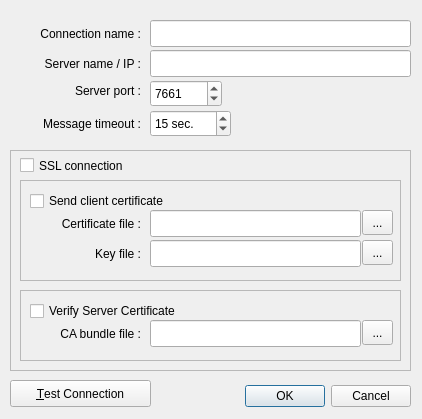
Qt form skeleton/serverDefinitionDialog.ui (Wolframe/qtClient) before a commit.
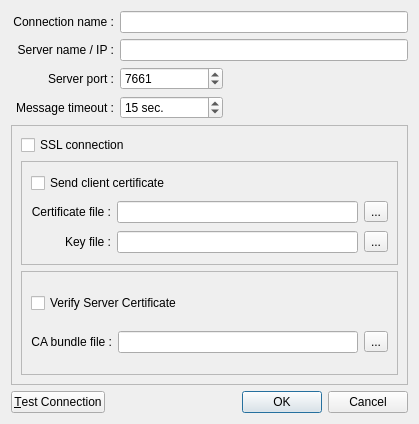
The same form after that commit. Icons and pictures are not drawn.

Commit message: use layouts also for server definition dialog

```diff
--- a/skeleton/serverDefinitionDialog.ui
+++ b/skeleton/serverDefinitionDialog.ui
@@ -9,8 +9,8 @@
    <rect>
     <x>0</x>
     <y>0</y>
-    <width>422</width>
-    <height>419</height>
+    <width>419</width>
+    <height>424</height>
    </rect>
   </property>
   <property name="windowTitle">
@@ -20,66 +20,37 @@
    <iconset>
     <normaloff>:/images/world.png</normaloff>:/images/world.png</iconset>
   </property>
-  <widget class="QDialogButtonBox" name="buttonBox">
-   <property name="geometry">
-    <rect>
-     <x>10</x>
-     <y>380</y>
-     <width>401</width>
-     <height>32</height>
-    </rect>
-   </property>
-   <property name="layoutDirection">
-    <enum>Qt::LeftToRight</enum>
-   </property>
-   <property name="orientation">
-    <enum>Qt::Horizontal</enum>
-   </property>
-   <property name="standardButtons">
-    <set>QDialogButtonBox::Cancel|QDialogButtonBox::Ok</set>
-   </property>
-  </widget>
+  <layout class="QGridLayout" name="gridLayout_5">
+   <item row="0" column="0">
+    <layout class="QGridLayout" name="gridLayout">
+     <item row="0" column="0">
   <widget class="QLabel" name="nameLbl">
-   <property name="geometry">
-    <rect>
-     <x>10</x>
-     <y>20</y>
-     <width>131</width>
-     <height>21</height>
-    </rect>
-   </property>
    <property name="text">
     <string>Connection name :</string>
    </property>
    <property name="alignment">
-    <set>Qt::AlignBottom|Qt::AlignRight|Qt::AlignTrailing</set>
-   </property>
-  </widget>
+        <set>Qt::AlignRight|Qt::AlignTrailing|Qt::AlignVCenter</set>
+       </property>
+      </widget>
+     </item>
+     <item row="0" column="1" colspan="2">
+      <widget class="QLineEdit" name="nameEdit"/>
+     </item>
+     <item row="1" column="0">
   <widget class="QLabel" name="hostLbl">
-   <property name="geometry">
-    <rect>
-     <x>20</x>
-     <y>50</y>
-     <width>121</width>
-     <height>21</height>
-    </rect>
-   </property>
    <property name="text">
     <string>Server name / IP :</string>
    </property>
    <property name="alignment">
-    <set>Qt::AlignBottom|Qt::AlignRight|Qt::AlignTrailing</set>
-   </property>
-  </widget>
+        <set>Qt::AlignRight|Qt::AlignTrailing|Qt::AlignVCenter</set>
+       </property>
+      </widget>
+     </item>
+     <item row="1" column="1" colspan="2">
+      <widget class="QLineEdit" name="hostEdit"/>
+     </item>
+     <item row="2" column="0">
   <widget class="QLabel" name="portLbl">
-   <property name="geometry">
-    <rect>
-     <x>40</x>
-     <y>80</y>
-     <width>101</width>
-     <height>21</height>
-    </rect>
-   </property>
    <property name="text">
     <string>Server port :</string>
    </property>
@@ -87,15 +58,9 @@
     <set>Qt::AlignRight|Qt::AlignTrailing|Qt::AlignVCenter</set>
    </property>
   </widget>
+     </item>
+     <item row="2" column="1">
   <widget class="QSpinBox" name="portSpinBox">
-   <property name="geometry">
-    <rect>
-     <x>150</x>
-     <y>80</y>
-     <width>72</width>
-     <height>27</height>
-    </rect>
-   </property>
    <property name="minimum">
     <number>1</number>
    </property>
@@ -106,275 +71,187 @@
     <number>7661</number>
    </property>
   </widget>
-  <widget class="QLineEdit" name="nameEdit">
-   <property name="geometry">
-    <rect>
-     <x>150</x>
-     <y>20</y>
-     <width>261</width>
-     <height>27</height>
-    </rect>
-   </property>
-  </widget>
-  <widget class="QLineEdit" name="hostEdit">
-   <property name="geometry">
-    <rect>
-     <x>150</x>
-     <y>50</y>
-     <width>261</width>
-     <height>27</height>
-    </rect>
-   </property>
-  </widget>
-  <widget class="QPushButton" name="testBttn">
-   <property name="geometry">
-    <rect>
-     <x>10</x>
-     <y>380</y>
-     <width>141</width>
-     <height>27</height>
-    </rect>
-   </property>
+     </item>
+     <item row="3" column="0">
+      <widget class="QLabel" name="timeoutLbl">
    <property name="text">
-    <string>&amp;Test Connection</string>
-   </property>
-  </widget>
+        <string>Message timeout :</string>
+       </property>
+       <property name="alignment">
+        <set>Qt::AlignRight|Qt::AlignTrailing|Qt::AlignVCenter</set>
+       </property>
+      </widget>
+     </item>
+     <item row="3" column="1">
+      <widget class="QSpinBox" name="timeoutSpinBox">
+       <property name="suffix">
+        <string> sec.</string>
+       </property>
+       <property name="value">
+        <number>15</number>
+       </property>
+      </widget>
+     </item>
+     <item row="3" column="2">
+      <spacer name="horizontalSpacer">
+       <property name="orientation">
+        <enum>Qt::Horizontal</enum>
+       </property>
+       <property name="sizeType">
+        <enum>QSizePolicy::Preferred</enum>
+       </property>
+       <property name="sizeHint" stdset="0">
+        <size>
+         <width>179</width>
+         <height>20</height>
+        </size>
+       </property>
+      </spacer>
+     </item>
+    </layout>
+   </item>
+   <item row="1" column="0">
   <widget class="QFrame" name="SSLframe">
-   <property name="geometry">
-    <rect>
-     <x>10</x>
-     <y>150</y>
-     <width>401</width>
-     <height>221</height>
-    </rect>
-   </property>
    <property name="frameShape">
     <enum>QFrame::StyledPanel</enum>
    </property>
    <property name="frameShadow">
     <enum>QFrame::Raised</enum>
    </property>
+     <layout class="QGridLayout" name="gridLayout_4">
+      <item row="0" column="0">
    <widget class="QCheckBox" name="SSLcheck">
-    <property name="geometry">
-     <rect>
-      <x>10</x>
-      <y>0</y>
-      <width>141</width>
-      <height>31</height>
-     </rect>
-    </property>
     <property name="text">
      <string>SSL connection</string>
     </property>
    </widget>
+      </item>
+      <item row="1" column="0">
    <widget class="QFrame" name="SSLclientFrame">
-    <property name="geometry">
-     <rect>
-      <x>10</x>
-      <y>30</y>
-      <width>381</width>
-      <height>101</height>
-     </rect>
-    </property>
     <property name="frameShape">
      <enum>QFrame::StyledPanel</enum>
     </property>
     <property name="frameShadow">
      <enum>QFrame::Sunken</enum>
     </property>
+        <layout class="QGridLayout" name="gridLayout_3">
+         <item row="0" column="0" colspan="2">
+          <widget class="QCheckBox" name="clientCertCheck">
+           <property name="text">
+            <string>Send client certificate</string>
+           </property>
+          </widget>
+         </item>
+         <item row="1" column="0">
     <widget class="QLabel" name="certificateLbl">
-     <property name="geometry">
-      <rect>
-       <x>0</x>
-       <y>30</y>
-       <width>121</width>
-       <height>21</height>
-      </rect>
-     </property>
      <property name="text">
       <string>Certificate file :</string>
      </property>
      <property name="alignment">
-      <set>Qt::AlignBottom|Qt::AlignRight|Qt::AlignTrailing</set>
-     </property>
-    </widget>
-    <widget class="QLineEdit" name="certEdit">
-     <property name="geometry">
-      <rect>
-       <x>130</x>
-       <y>30</y>
-       <width>211</width>
-       <height>27</height>
-      </rect>
-     </property>
-    </widget>
+            <set>Qt::AlignRight|Qt::AlignTrailing|Qt::AlignVCenter</set>
+           </property>
+          </widget>
+         </item>
+         <item row="1" column="1">
+          <widget class="QLineEdit" name="certEdit"/>
+         </item>
+         <item row="1" column="2">
+          <widget class="QToolButton" name="certFileBttn">
+           <property name="text">
+            <string>...</string>
+           </property>
+          </widget>
+         </item>
+         <item row="2" column="0">
     <widget class="QLabel" name="keyLbl">
-     <property name="geometry">
-      <rect>
-       <x>0</x>
-       <y>60</y>
-       <width>121</width>
-       <height>21</height>
-      </rect>
-     </property>
      <property name="text">
       <string>Key file :</string>
      </property>
      <property name="alignment">
-      <set>Qt::AlignBottom|Qt::AlignRight|Qt::AlignTrailing</set>
-     </property>
-    </widget>
-    <widget class="QLineEdit" name="keyEdit">
-     <property name="geometry">
-      <rect>
-       <x>130</x>
-       <y>60</y>
-       <width>211</width>
-       <height>27</height>
-      </rect>
-     </property>
-    </widget>
-    <widget class="QToolButton" name="certFileBttn">
-     <property name="geometry">
-      <rect>
-       <x>342</x>
-       <y>30</y>
-       <width>31</width>
-       <height>25</height>
-      </rect>
-     </property>
-     <property name="text">
-      <string>...</string>
-     </property>
-    </widget>
+            <set>Qt::AlignRight|Qt::AlignTrailing|Qt::AlignVCenter</set>
+           </property>
+          </widget>
+         </item>
+         <item row="2" column="1">
+          <widget class="QLineEdit" name="keyEdit"/>
+         </item>
+         <item row="2" column="2">
     <widget class="QToolButton" name="keyFileBttn">
-     <property name="geometry">
-      <rect>
-       <x>342</x>
-       <y>60</y>
-       <width>31</width>
-       <height>25</height>
-      </rect>
-     </property>
      <property name="text">
       <string>...</string>
      </property>
     </widget>
-    <widget class="QCheckBox" name="clientCertCheck">
-     <property name="geometry">
-      <rect>
-       <x>10</x>
-       <y>10</y>
-       <width>211</width>
-       <height>22</height>
-      </rect>
-     </property>
-     <property name="text">
-      <string>Send client certificate</string>
-     </property>
-    </widget>
-   </widget>
+         </item>
+        </layout>
+       </widget>
+      </item>
+      <item row="2" column="0">
    <widget class="QFrame" name="SSLverifyFrame">
-    <property name="geometry">
-     <rect>
-      <x>10</x>
-      <y>140</y>
-      <width>381</width>
-      <height>71</height>
-     </rect>
-    </property>
     <property name="frameShape">
      <enum>QFrame::StyledPanel</enum>
     </property>
     <property name="frameShadow">
      <enum>QFrame::Sunken</enum>
     </property>
+        <layout class="QGridLayout" name="gridLayout_2">
+         <item row="0" column="0" colspan="2">
     <widget class="QCheckBox" name="SSLverifyCheck">
-     <property name="geometry">
-      <rect>
-       <x>10</x>
-       <y>10</y>
-       <width>201</width>
-       <height>22</height>
-      </rect>
-     </property>
      <property name="text">
       <string>Verify Server Certificate</string>
      </property>
     </widget>
+         </item>
+         <item row="1" column="0">
     <widget class="QLabel" name="CAbundleLbl">
-     <property name="geometry">
-      <rect>
-       <x>10</x>
-       <y>30</y>
-       <width>111</width>
-       <height>21</height>
-      </rect>
-     </property>
      <property name="text">
       <string>CA bundle file :</string>
      </property>
      <property name="alignment">
-      <set>Qt::AlignBottom|Qt::AlignRight|Qt::AlignTrailing</set>
-     </property>
-    </widget>
-    <widget class="QLineEdit" name="CAbundleEdit">
-     <property name="geometry">
-      <rect>
-       <x>130</x>
-       <y>30</y>
-       <width>211</width>
-       <height>27</height>
-      </rect>
-     </property>
-    </widget>
+            <set>Qt::AlignRight|Qt::AlignTrailing|Qt::AlignVCenter</set>
+           </property>
+          </widget>
+         </item>
+         <item row="1" column="1">
+          <widget class="QLineEdit" name="CAbundleEdit"/>
+         </item>
+         <item row="1" column="2">
     <widget class="QToolButton" name="CAbundleFileBttn">
-     <property name="geometry">
-      <rect>
-       <x>342</x>
-       <y>30</y>
-       <width>31</width>
-       <height>25</height>
-      </rect>
-     </property>
      <property name="text">
       <string>...</string>
      </property>
     </widget>
-   </widget>
-  </widget>
-  <widget class="QSpinBox" name="timeoutSpinBox">
-   <property name="geometry">
-    <rect>
-     <x>150</x>
-     <y>110</y>
-     <width>81</width>
-     <height>27</height>
-    </rect>
-   </property>
-   <property name="suffix">
-    <string> sec.</string>
-   </property>
-   <property name="value">
-    <number>15</number>
-   </property>
-  </widget>
-  <widget class="QLabel" name="timeoutLbl">
-   <property name="geometry">
-    <rect>
-     <x>10</x>
-     <y>110</y>
-     <width>131</width>
-     <height>21</height>
-    </rect>
-   </property>
+         </item>
+        </layout>
+       </widget>
+      </item>
+     </layout>
+    </widget>
+   </item>
+   <item row="2" column="0">
+    <layout class="QHBoxLayout" name="horizontalLayout">
+     <item>
+      <widget class="QPushButton" name="testBttn">
    <property name="text">
-    <string>Message timeout :</string>
-   </property>
-   <property name="alignment">
-    <set>Qt::AlignBottom|Qt::AlignRight|Qt::AlignTrailing</set>
-   </property>
-  </widget>
+        <string>&amp;Test Connection</string>
+       </property>
+      </widget>
+     </item>
+     <item>
+      <widget class="QDialogButtonBox" name="buttonBox">
+       <property name="layoutDirection">
+        <enum>Qt::LeftToRight</enum>
+       </property>
+       <property name="orientation">
+        <enum>Qt::Horizontal</enum>
+       </property>
+       <property name="standardButtons">
+        <set>QDialogButtonBox::Cancel|QDialogButtonBox::Ok</set>
+       </property>
+      </widget>
+     </item>
+    </layout>
+   </item>
+  </layout>
   <zorder>SSLframe</zorder>
   <zorder>buttonBox</zorder>
   <zorder>nameLbl</zorder>
```
Left out of the diff: 7 changed lines with no effect on the pictures. Lines whose indentation alone changed are shown as unchanged. The commit also changes 2 other files.
